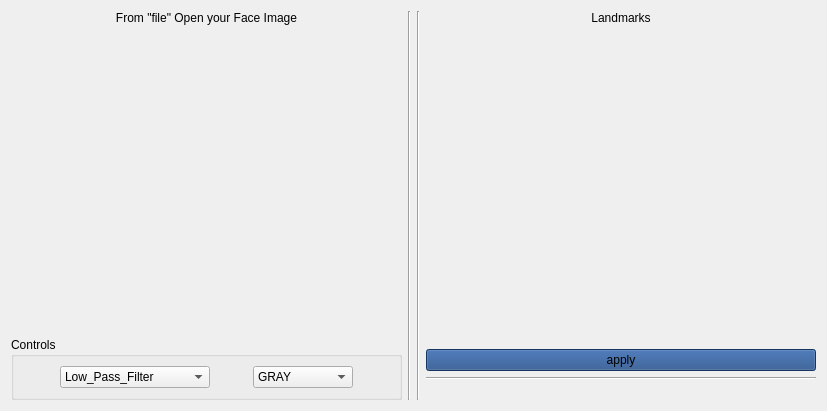
Before: the Qt Designer form src/ui/face_type_classification.ui in tarksalah1/Face-Type-Classifier-Using-Computer-Vision, drawn with Qt 5.
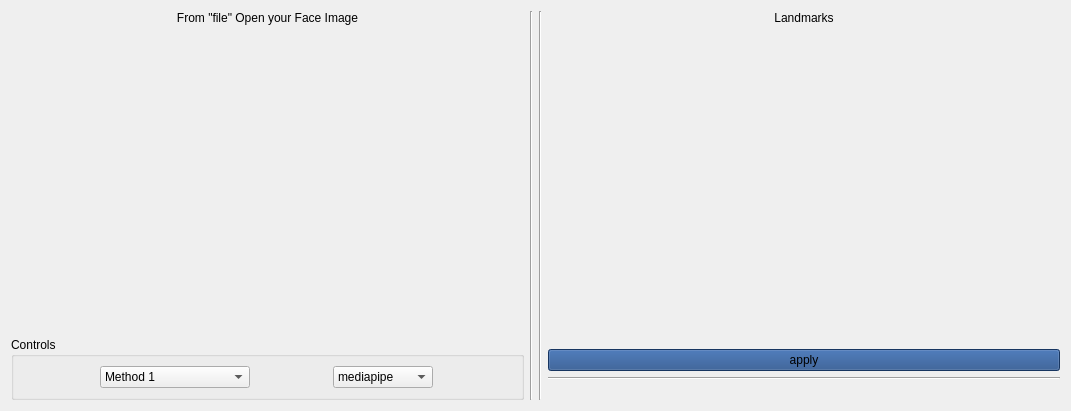
After: the same form once the commit is applied.

Diff of the .ui file:
```diff
--- a/src/ui/face_type_classification.ui
+++ b/src/ui/face_type_classification.ui
@@ -6,7 +6,7 @@
    <rect>
     <x>0</x>
     <y>0</y>
-    <width>827</width>
+    <width>1071</width>
     <height>411</height>
    </rect>
   </property>
@@ -78,7 +78,7 @@
           </property>
           <item>
            <property name="text">
-            <string>Low_Pass_Filter</string>
+            <string>Method 1</string>
            </property>
           </item>
           <item>
@@ -111,7 +111,7 @@
           </property>
           <item>
            <property name="text">
-            <string>GRAY</string>
+            <string>mediapipe</string>
            </property>
           </item>
           <item>
```
Left out of the diff: 11 changed lines with no effect on the pictures.
